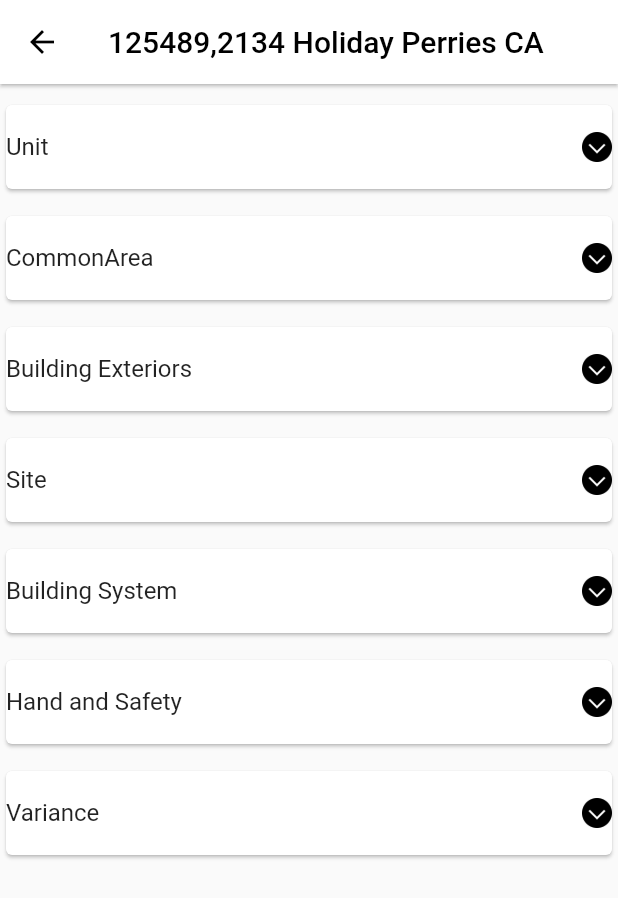
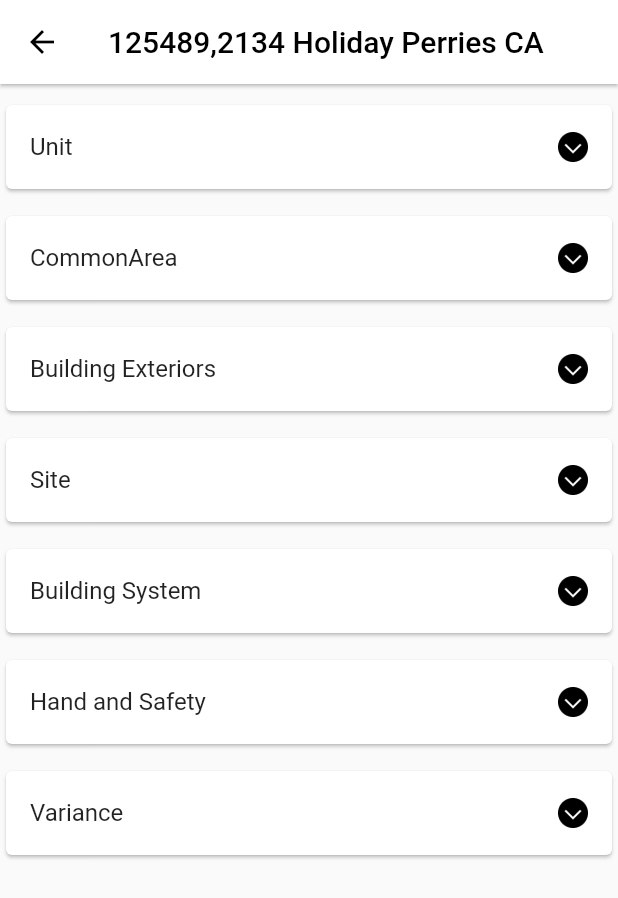
Before and after one commit to HBbhardwaj/Inspecion_Squad, a Flutter app: the ProtocalPage screen opened by its route, on a phone screen of 412 x 824 dp. Shown: the top 898 px of the screen. Run offline on Flutter 3.47's test engine with Material 2 defaults, Android fonts, the light colour scheme and no system bars; our stand-ins replace get; accounts and stored records are empty.

Commit message:
today last one

```diff
--- a/lib/view/createInspectionPage.dart
+++ b/lib/view/createInspectionPage.dart
@@ -1,3 +1,4 @@
+///======================import items==============///
 import 'package:flutter/material.dart';
 import 'package:get/get.dart';
 import 'package:restaurants/common_widget/textfeild.dart';
@@ -14,10 +15,14 @@ class CreateInspectionPage extends StatefulWidget {
   State<CreateInspectionPage> createState() => _CreateInspectionPageState();
 }
 
+///=========================class started=================///
 class _CreateInspectionPageState extends State<CreateInspectionPage>
     implements CreateInsectionPageView {
+  //================var ,list , bool , call here=============///
   var msg;
   late Presenter presenter;
+
+  ///=====================Ui build method start here====================///
   @override
   Widget build(BuildContext context) {
     return Scaffold(
--- a/lib/view/dashboard_page.dart
+++ b/lib/view/dashboard_page.dart
@@ -8,6 +8,7 @@ import 'package:restaurants/view/selectpage.dart';
 import '../contracts/ContractLogin.dart';
 import '../presenter/presenter_deshboradpage.dart';
 import 'HomePage.dart';
+import 'conductInspection.dart';
 import 'loginPage.dart';
 
 class DashboardPage extends StatefulWidget {
@@ -37,7 +38,7 @@ class _DashboardPageState extends State<DashboardPage>
     ];
     screenList = [
       const HomePage(),
-      const LoginPage(),
+      const ConductInspection(),
       const HomePage(),
       const LoginPage(),
       const HomePage(),
--- a/lib/view/protocalPage.dart
+++ b/lib/view/protocalPage.dart
@@ -1,3 +1,4 @@
+///======================import items==============///
 import 'package:flutter/material.dart';
 import 'package:get/get.dart';
 import 'package:restaurants/app_routes/routes.dart';
@@ -13,8 +14,10 @@ class ProtocalPage extends StatefulWidget {
   State<ProtocalPage> createState() => _ProtocalPageState();
 }
 
+///=========================class started=================///
 class _ProtocalPageState extends State<ProtocalPage>
     implements ProtocalPageView {
+  //================var ,list , bool , call here=============///
   List<ProtocalPageModel> itemlist = [];
   List<UnititemModel> UnitList = [];
   var msg;
@@ -23,6 +26,7 @@ class _ProtocalPageState extends State<ProtocalPage>
 
   @override
   void initState() {
+    //===========================unit item list is here ================///
     UnitList = [
       UnititemModel(AppStrings.kitchen, AppIcons.addIcon, AppIcons.commentIocn),
       UnititemModel(
@@ -39,6 +43,8 @@ class _ProtocalPageState extends State<ProtocalPage>
       UnititemModel(AppStrings.living, AppIcons.addIcon, AppIcons.commentIocn),
     ];
 
+    ///===============================items show in list from are here=====================///
+
     itemlist = [
       ProtocalPageModel(AppStrings.unit, AppIcons.dropdownIcon, UnitList),
       ProtocalPageModel(AppStrings.commonArea, AppIcons.dropdownIcon, []),
@@ -51,6 +57,7 @@ class _ProtocalPageState extends State<ProtocalPage>
     super.initState();
   }
 
+  ///=====================Ui build method start here====================///
   @override
   Widget build(BuildContext context) {
     return Scaffold(
@@ -68,6 +75,8 @@ class _ProtocalPageState extends State<ProtocalPage>
           color: Colors.black,
         ),
       ),
+
+      ///==================list start here==================///
       body: ListView.builder(
         itemBuilder: (context, int index) {
           return Column(
@@ -81,7 +90,6 @@ class _ProtocalPageState extends State<ProtocalPage>
                   child: Column(
                 children: [
                   ListTile(
-                    contentPadding: EdgeInsets.zero,
                     title: Text(itemlist[index].item1),
                     trailing: InkWell(
                       onTap: () {
@@ -91,6 +99,8 @@ class _ProtocalPageState extends State<ProtocalPage>
                           });
                         }
                       },
+
+                      ///====================Unit list is here================///
                       child: Image.asset(
                         itemlist[index].iconData,
                         width: 20,
```
Also changed, not shown: lib/view/HomePage.dart (+5 -2 lines), lib/view/LoginPage.dart (+4 -10 lines), lib/view/conductInspection.dart (+9 -0 lines), lib/view/selectpage.dart (+4 -4 lines).
